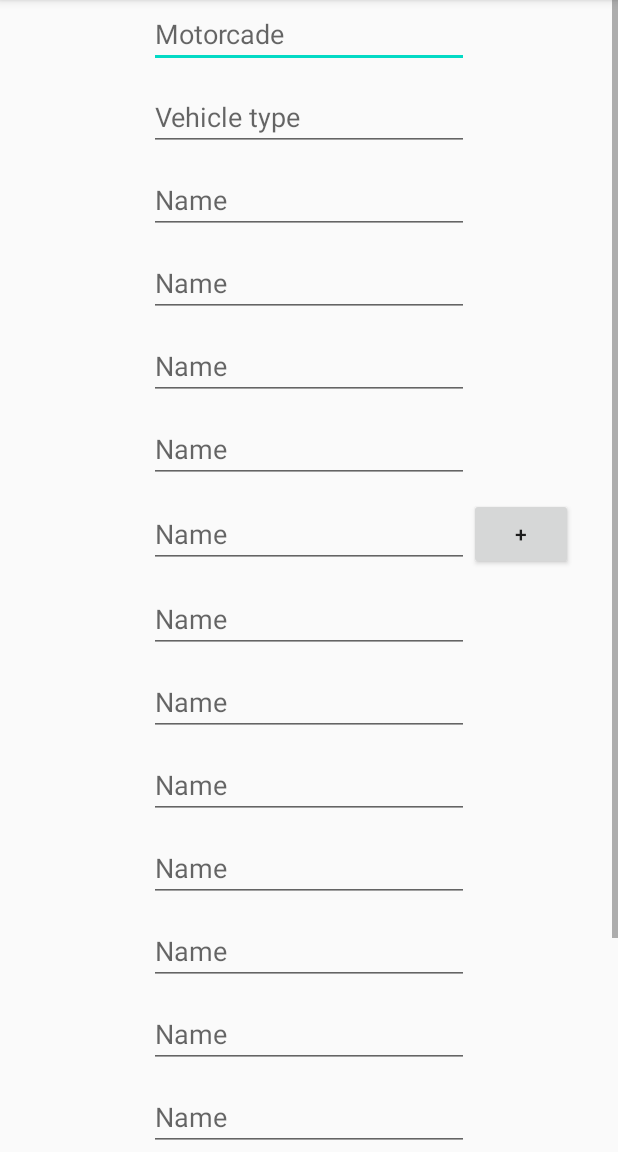
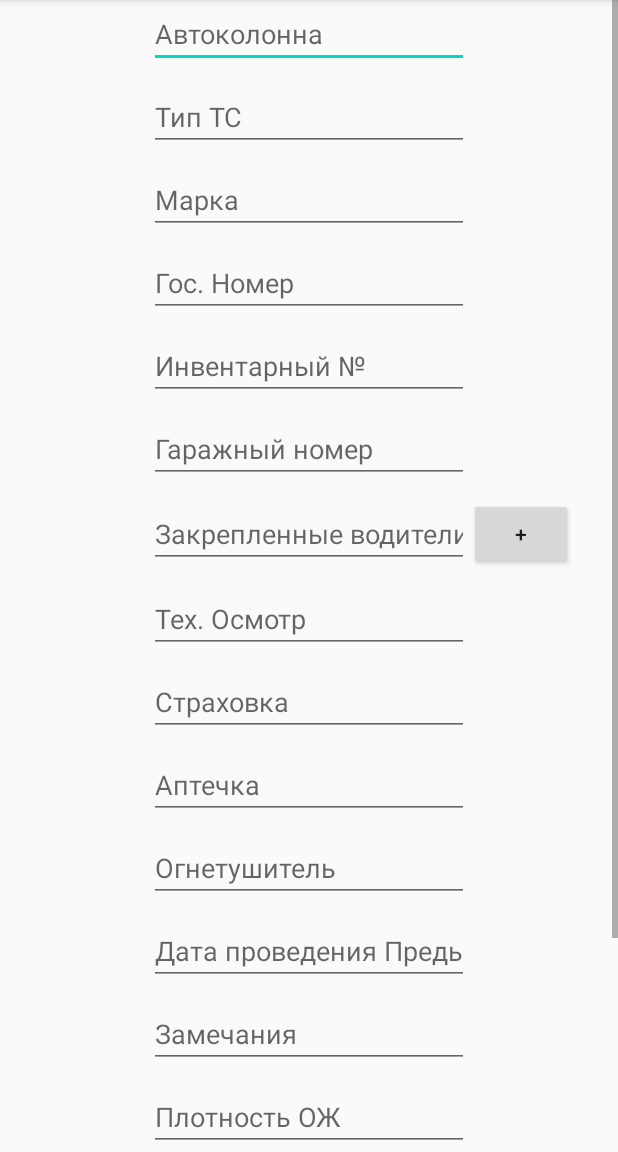
Before and after one commit to Dimas186/TransportControl, an Android app: the AddingActivityModer0123 screen opened directly, with no data from a screen before it, on a phone screen of 412 x 824 dp, the part 84-1236 px from its top. Run offline under Robolectric (Android 15) with nearby library versions, the phone set to English and light mode, and no system bars.

Commit message:
replace hardcode with strings

```diff
--- a/app/src/main/res/layout/activity_adding_moder0123.xml
+++ b/app/src/main/res/layout/activity_adding_moder0123.xml
@@ -22,7 +22,7 @@
                 android:ems="10"
                 android:inputType="textPersonName"
                 android:layout_gravity="center_horizontal"
-                android:hint="Motorcade"
+                android:hint="@string/motorcade"
                 android:layout_marginBottom="10dp"/>
             <EditText
                 android:id="@+id/vehicleType"
@@ -31,7 +31,7 @@
                 android:ems="10"
                 android:inputType="textPersonName"
                 android:layout_gravity="center_horizontal"
-                android:hint="Vehicle type"
+                android:hint="@string/vehicleType"
                 android:layout_marginBottom="10dp"/>
             <EditText
                 android:id="@+id/brand"
@@ -40,7 +40,7 @@
                 android:ems="10"
                 android:inputType="textPersonName"
                 android:layout_gravity="center_horizontal"
-                android:hint="Name"
+                android:hint="@string/brand"
                 android:layout_marginBottom="10dp"/>
             <EditText
                 android:id="@+id/plateNumber"
@@ -49,7 +49,7 @@
                 android:ems="10"
                 android:inputType="textPersonName"
                 android:layout_gravity="center_horizontal"
-                android:hint="Name"
+                android:hint="@string/plateNumber"
                 android:layout_marginBottom="10dp"/>
             <EditText
                 android:id="@+id/inventoryNumber"
@@ -58,7 +58,7 @@
                 android:ems="10"
                 android:inputType="number"
                 android:layout_gravity="center_horizontal"
-                android:hint="Name"
+                android:hint="@string/inventoryNumber"
                 android:layout_marginBottom="10dp"/>
             <EditText
                 android:id="@+id/garageNumber"
@@ -67,7 +67,7 @@
                 android:ems="10"
                 android:inputType="number"
                 android:layout_gravity="center_horizontal"
-                android:hint="Name"
+                android:hint="@string/garageNumber"
                 android:layout_marginBottom="10dp"/>
             <RelativeLayout
                 android:layout_width="match_parent"
@@ -80,7 +80,7 @@
                     android:ems="10"
                     android:inputType="textPersonName"
                     android:layout_gravity="center_horizontal"
-                    android:hint="Name"
+                    android:hint="@string/drivers"
                     android:layout_centerInParent="true" />
 
                 <Button
@@ -98,7 +98,7 @@
                 android:ems="10"
                 android:inputType="textPersonName"
                 android:layout_gravity="center_horizontal"
-                android:hint="Name"
+                android:hint="@string/technicalInspection"
                 android:layout_marginBottom="10dp"/>
             <EditText
                 android:id="@+id/insurance"
@@ -107,7 +107,7 @@
                 android:ems="10"
                 android:inputType="textPersonName"
                 android:layout_gravity="center_horizontal"
-                android:hint="Name"
+                android:hint="@string/insurance"
                 android:layout_marginBottom="10dp"/>
             <EditText
                 android:id="@+id/firstAidKit"
@@ -116,7 +116,7 @@
                 android:ems="10"
                 android:inputType="textPersonName"
                 android:layout_gravity="center_horizontal"
-                android:hint="Name"
+                android:hint="@string/firstAidKit"
                 android:layout_marginBottom="10dp"/>
             <EditText
                 android:id="@+id/extinguisher"
@@ -125,7 +125,7 @@
                 android:ems="10"
                 android:inputType="textPersonName"
                 android:layout_gravity="center_horizontal"
-                android:hint="Name"
+                android:hint="@string/extinguisher"
                 android:layout_marginBottom="10dp"/>
             <EditText
                 android:id="@+id/previousTechnicalInspection"
@@ -134,7 +134,7 @@
                 android:ems="10"
                 android:inputType="textPersonName"
                 android:layout_gravity="center_horizontal"
-                android:hint="Name"
+                android:hint="@string/previousTechnicalInspection"
                 android:layout_marginBottom="10dp"/>
             <EditText
                 android:id="@+id/comments"
@@ -143,7 +143,7 @@
                 android:ems="10"
                 android:inputType="textPersonName"
                 android:layout_gravity="center_horizontal"
-                android:hint="Name"
+                android:hint="@string/comments"
                 android:layout_marginBottom="10dp"/>
             <EditText
                 android:id="@+id/coolantDensity"
@@ -152,7 +152,7 @@
                 android:ems="10"
                 android:inputType="textPersonName"
                 android:layout_gravity="center_horizontal"
-                android:hint="Name"
+                android:hint="@string/coolantDensity"
                 android:layout_marginBottom="10dp"/>
             <EditText
                 android:id="@+id/electricalEquipmentState"
@@ -161,7 +161,7 @@
                 android:ems="10"
                 android:inputType="textPersonName"
                 android:layout_gravity="center_horizontal"
-                android:hint="Name"
+                android:hint="@string/electricalEquipmentState"
                 android:layout_marginBottom="10dp"/>
             <EditText
                 android:id="@+id/sufficientPressureInTheFireExtinguisher"
@@ -170,7 +170,7 @@
                 android:ems="10"
                 android:inputType="textPersonName"
                 android:layout_gravity="center_horizontal"
-                android:hint="Name"
+                android:hint="@string/sufficientPressureInTheFireExtinguisher"
                 android:layout_marginBottom="10dp"/>
             <EditText
                 android:id="@+id/electrolyteDensity"
@@ -179,7 +179,7 @@
                 android:ems="10"
                 android:inputType="textPersonName"
                 android:layout_gravity="center_horizontal"
-                android:hint="Name"
+                android:hint="@string/electrolyteDensity"
                 android:layout_marginBottom="10dp"/>
         </LinearLayout>
     </ScrollView>
--- a/app/src/main/res/values/strings.xml
+++ b/app/src/main/res/values/strings.xml
@@ -1,3 +1,20 @@
 <resources>
     <string name="app_name">TransportControl</string>
+    <string name="motorcade">Автоколонна</string>
+    <string name="vehicleType">Тип ТС</string>
+    <string name="brand">Марка</string>
+    <string name="plateNumber">Гос. Номер</string>
+    <string name="inventoryNumber">Инвентарный №</string>
+    <string name="garageNumber">Гаражный номер</string>
+    <string name="drivers">Закрепленные водители</string>
+    <string name="technicalInspection">Тех. Осмотр</string>
+    <string name="insurance">Страховка</string>
+    <string name="firstAidKit">Аптечка</string>
+    <string name="extinguisher">Огнетушитель</string>
+    <string name="previousTechnicalInspection">Дата проведения Предыдущего ТО</string>
+    <string name="comments">Замечания</string>
+    <string name="coolantDensity">Плотность ОЖ</string>
+    <string name="electricalEquipmentState">Состояние электрооборудования</string>
+    <string name="sufficientPressureInTheFireExtinguisher">Достаточное давление в огнетушителе</string>
+    <string name="electrolyteDensity">Плотность электролита</string>
 </resources>
```
